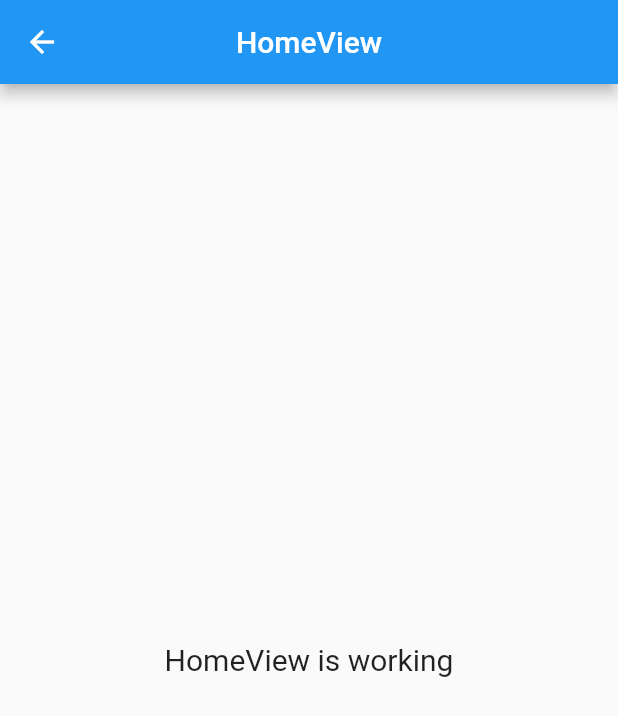
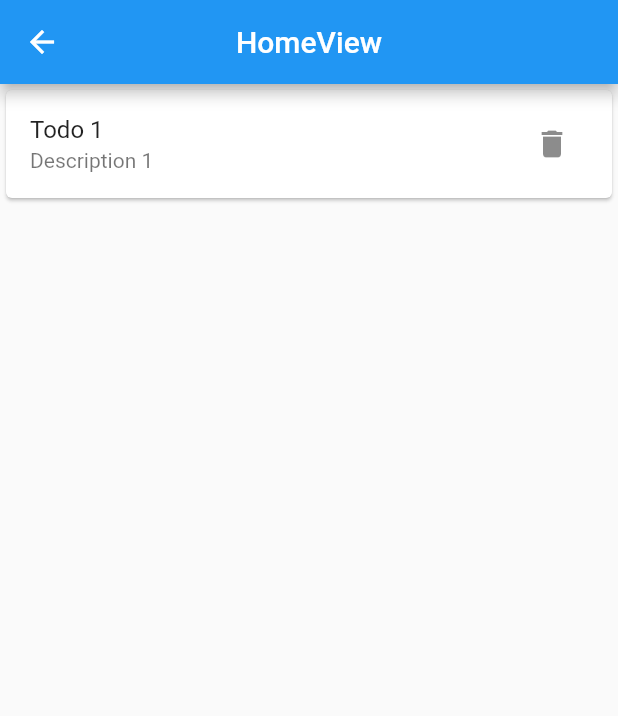
Before and after one commit to snigdho48/To_Do_App, a Flutter app: the HomeView screen opened by its route, on a phone screen of 412 x 824 dp. Shown: the top 716 px of the screen. Run offline on Flutter 3.47's test engine with Material 2 defaults, Android fonts, the phone set to English and light mode, and no system bars; our stand-ins replace get, get_storage, sqflite; accounts and stored records are empty.

Commit message:
sqflite,3 page functional
database initialize,onboarding page,home page and details page created.waiting to insert and pull from database

```diff
--- /dev/null
+++ b/lib/app/data/DB/main_db.dart
@@ -0,0 +1,51 @@
+import 'package:sqflite/sqflite.dart';
+
+import '../models/todo_model.dart';
+
+class DbQuery {
+  late Database db;
+  Future<void> init() async {
+    var databasesPath = await getDatabasesPath();
+    await open('$databasesPath/todo.db');
+  }
+
+  Future open(String path) async {
+    db = await openDatabase(path, version: 1,
+        onCreate: (Database db, int version) async {
+      await db.execute('''
+              create table $tableTodo (
+                $columnId integer primary key autoincrement,
+                $columnTitle text not null,
+                $columnDescription integer not null,
+                $columnStatus integer not null,)''');
+    });
+  }
+
+  Future<Todo> insert(Todo todo) async {
+    todo.id = await db.insert(tableTodo, todo.toMap());
+    return todo;
+  }
+
+  Future<Todo?> getTodo(int id) async {
+    List<Map> maps = await db.query(tableTodo,
+        columns: [columnId, columnDescription, columnTitle, columnStatus],
+        where: '$columnId = ?',
+        whereArgs: [id]);
+    if (maps.isNotEmpty) {
+      return Todo.fromMap(maps.first as Map<String, dynamic>);
+    }
+    return null;
+  }
+
+  Future<int> delete(int id) async {
+    return await db.delete(tableTodo, where: '$columnId = ?', whereArgs: [id]);
+  }
+
+  Future<int> update(Todo todo) async {
+    return await db.update(tableTodo, todo.toMap(),
+        where: '$columnId = ?', whereArgs: [todo.id]);
+  }
+
+  Future close() async => db.close();
+// Delete the database
+}
--- /dev/null
+++ b/lib/app/data/models/todo_model.dart
@@ -0,0 +1,38 @@
+// create todo list model class with constructor
+const String tableTodo = 'todo';
+const String columnId = '_id';
+const String columnTitle = 'title';
+const String columnStatus = 'status';
+const String columnDescription = 'description';
+
+class Todo {
+  String? title;
+  String? description;
+  int status = 0;
+  int? id;
+
+  Todo({
+    this.title,
+    this.description,
+    this.status = 0,
+    this.id,
+  });
+  Map<String, Object?> toMap() {
+    var map = <String, Object?>{
+      columnTitle: title ?? '',
+      columnStatus: status,
+      columnDescription: description ?? '',
+    };
+    if (id != null) {
+      map[columnId] = id;
+    }
+    return map;
+  }
+
+  Todo.fromMap(Map<String, dynamic> map) {
+    id = map[columnId] as int?;
+    title = map[columnTitle] as String?;
+    status = map[columnStatus] as int;
+    description = map[columnDescription] as String?;
+  }
+}
--- a/lib/app/modules/home/controllers/home_controller.dart
+++ b/lib/app/modules/home/controllers/home_controller.dart
@@ -1,23 +1,21 @@
 import 'package:get/get.dart';
+import 'package:to_do_app/app/data/models/todo_model.dart';
+import 'package:to_do_app/app/routes/app_pages.dart';
 
 class HomeController extends GetxController {
-  //TODO: Implement HomeController
+  RxList<Todo> todos = RxList<Todo>([]);
 
-  final count = 0.obs;
   @override
   void onInit() {
     super.onInit();
+    todos.add(Todo(
+      title: 'Todo 1',
+      description: 'Description 1',
+      status: 0,
+      id: 1,
+    ));
   }
 
-  @override
-  void onReady() {
-    super.onReady();
-  }
-
-  @override
-  void onClose() {
-    super.onClose();
-  }
-
-  void increment() => count.value++;
+  void DetailsPage(Todo todo) =>
+      Get.toNamed(Routes.TODO_DETAILS_PAGE, arguments: todo);
 }
--- a/lib/app/modules/home/views/home_view.dart
+++ b/lib/app/modules/home/views/home_view.dart
@@ -1,7 +1,7 @@
 import 'package:flutter/material.dart';
-
 import 'package:get/get.dart';
 
+import '../../../data/models/todo_model.dart';
 import '../controllers/home_controller.dart';
 
 class HomeView extends GetView<HomeController> {
@@ -9,14 +9,46 @@ class HomeView extends GetView<HomeController> {
   @override
   Widget build(BuildContext context) {
     return Scaffold(
-      appBar: AppBar(
-        title: const Text('HomeView'),
-        centerTitle: true,
-      ),
-      body: const Center(
-        child: Text(
-          'HomeView is working',
-          style: TextStyle(fontSize: 20),
+        appBar: AppBar(
+          title: const Text('HomeView'),
+          centerTitle: true,
+        ),
+        body: Column(
+          children: [
+            // create a list of todos card using Obx(()=>) widget
+            Obx(() => ListView.builder(
+                  shrinkWrap: true,
+                  itemCount: controller.todos.length,
+                  itemBuilder: (context, index) {
+                    Todo todo = controller.todos[index];
+                    return TodoCard(todo: todo);
+                  },
+                )),
+          ],
+        ));
+  }
+}
+
+class TodoCard extends GetView<HomeController> {
+  const TodoCard({
+    super.key,
+    required this.todo,
+  });
+
+  final Todo todo;
+
+  @override
+  Widget build(BuildContext context) {
+    return Card(
+      child: ListTile(
+        onTap: () => controller.DetailsPage(todo),
+        title: Text(todo.title!),
+        subtitle: Text(todo.description!),
+        trailing: IconButton(
+          icon: const Icon(Icons.delete),
+          onPressed: () {
+            controller.todos.remove(todo);
+          },
         ),
       ),
     );
--- /dev/null
+++ b/lib/app/modules/todo_details_page/controllers/todo_details_page_controller.dart
@@ -0,0 +1,16 @@
+import 'package:get/get.dart';
+import 'package:to_do_app/app/data/models/todo_model.dart';
+
+class TodoDetailsPageController extends GetxController {
+   Rx<Todo?> todo =Rx<Todo?>(null);
+  @override
+  void onInit() {
+    super.onInit();
+    todo(Get.arguments);
+  }
+
+
+  void deleteTodo() {}
+
+  editTodo() {}
+}
--- a/lib/app/routes/app_routes.dart
+++ b/lib/app/routes/app_routes.dart
@@ -4,9 +4,13 @@ part of 'app_pages.dart';
 abstract class Routes {
   Routes._();
   static const HOME = _Paths.HOME;
+  static const ONBOARDING_PAGE = _Paths.ONBOARDING_PAGE;
+  static const TODO_DETAILS_PAGE = _Paths.TODO_DETAILS_PAGE;
 }
 
 abstract class _Paths {
   _Paths._();
   static const HOME = '/home';
+  static const ONBOARDING_PAGE = '/onboarding-page';
+  static const TODO_DETAILS_PAGE = '/todo-details-page';
 }
--- a/pubspec.yaml
+++ b/pubspec.yaml
@@ -3,11 +3,13 @@ version: 1.0.0+1
 publish_to: none
 description: A new Flutter project.
 environment:
-  sdk: '>=3.0.5 <4.0.0'
+  sdk: ">=3.0.5 <4.0.0"
 
 dependencies:
   cupertino_icons: ^1.0.2
   get: 4.6.5
+  get_storage: ^2.1.1
+  sqflite: ^2.2.8+4
   flutter:
     sdk: flutter
 
```
Also changed, not shown: lib/app/modules/onboarding_page/bindings/onboarding_page_binding.dart (added, +12 -0 lines), lib/app/modules/onboarding_page/controllers/onboarding_page_controller.dart (added, +12 -0 lines), lib/app/modules/onboarding_page/views/onboarding_page_view.dart (added, +21 -0 lines), lib/app/modules/todo_details_page/bindings/todo_details_page_binding.dart (added, +12 -0 lines), lib/app/modules/todo_details_page/views/todo_details_page_view.dart (added, +44 -0 lines), lib/app/routes/app_pages.dart (+16 -1 lines), lib/main.dart (+12 -3 lines), pubspec.lock, 3 other files.
